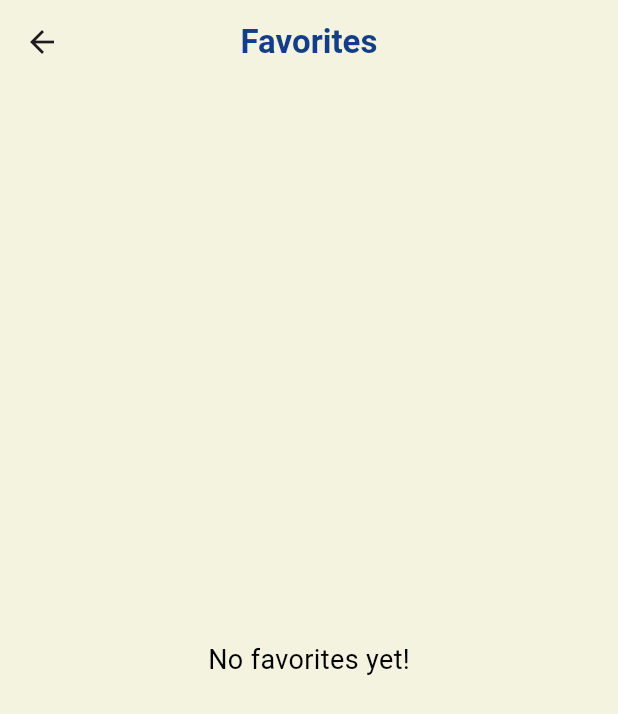
After one commit to YousefElkholy22/CelebView-App, a Flutter app: the FavoritesScreen screen opened directly, on a phone screen of 412 x 824 dp. The commit adds this screen. Shown: the top 714 px of the screen. Run offline on Flutter 3.47's test engine with Material 3 defaults, Android fonts, the phone set to English and light mode, and no system bars; our stand-ins replace dio, smooth_page_indicator.

Commit message:
--cutomize the screen to many widget

```diff
--- /dev/null
+++ b/lib/feature/favorites/widgets/empty_favorites_view.dart
@@ -0,0 +1,15 @@
+import 'package:flutter/material.dart';
+
+class EmptyFavoritesView extends StatelessWidget {
+  const EmptyFavoritesView({Key? key}) : super(key: key);
+
+  @override
+  Widget build(BuildContext context) {
+    return const Center(
+      child: Text(
+        'No favorites yet!',
+        style: TextStyle(color: Colors.black, fontSize: 18),
+      ),
+    );
+  }
+}
--- /dev/null
+++ b/lib/feature/favorites/widgets/favorites_appbar.dart
@@ -0,0 +1,24 @@
+import 'package:final_project/core/theming/colors.dart';
+import 'package:flutter/material.dart';
+
+class FavoritesAppBar extends StatelessWidget implements PreferredSizeWidget {
+  const FavoritesAppBar({Key? key}) : super(key: key);
+
+  @override
+  Widget build(BuildContext context) {
+    return AppBar(
+      centerTitle: true,
+      title: const Text(
+        'Favorites',
+        style: TextStyle(
+          color: darkBlue,
+          fontWeight: FontWeight.bold,
+        ),
+      ),
+      backgroundColor: lightBackground,
+    );
+  }
+
+  @override
+  Size get preferredSize => const Size.fromHeight(kToolbarHeight);
+}
```
Also changed, not shown: lib/feature/favorites/screens/favorites_screen.dart (+10 -70 lines), lib/feature/favorites/widgets/move_list_item.dart (added, +74 -0 lines), lib/feature/movie/screens/movie_details.dart (+12 -69 lines), lib/feature/movie/widget/favorite_button.dart (added, +36 -0 lines), lib/feature/movie/widget/movie_images_carousel.dart (added, +40 -0 lines), lib/feature/movie/widget/movie_overview_section.dart (added, +38 -0 lines).
